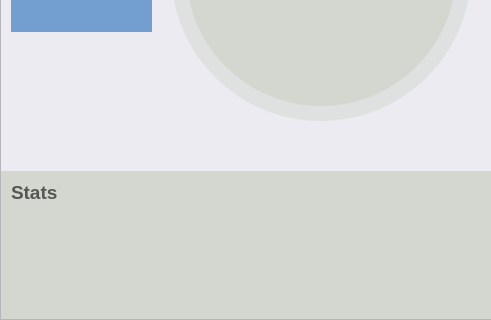
Before: the Qt Designer form ui_fifo_simulator/fifo_simulator.ui in hadtrindade/fifo-simulator, drawn with Qt 5; both pictures show x 0 to 491 and y 280 to 600 of the 800 by 600 pixel window.
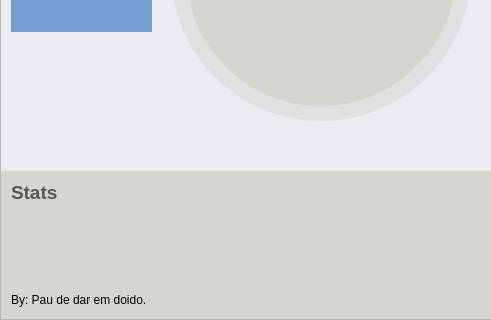
After: the same form once the commit is applied. Icons and pictures are not drawn.

Commit message: funções integradas na GUI. close #5

Diff of the .ui file:
```diff
--- a/ui_fifo_simulator/fifo_simulator.ui
+++ b/ui_fifo_simulator/fifo_simulator.ui
@@ -477,6 +477,19 @@
          <string>&lt;html&gt;&lt;head/&gt;&lt;body&gt;&lt;p&gt;&lt;span style=&quot; font-size:14pt; font-weight:600; color:#555753;&quot;&gt;Stats&lt;/span&gt;&lt;/p&gt;&lt;/body&gt;&lt;/html&gt;</string>
         </property>
        </widget>
+       <widget class="QLabel" name="label">
+        <property name="geometry">
+         <rect>
+          <x>10</x>
+          <y>120</y>
+          <width>331</width>
+          <height>17</height>
+         </rect>
+        </property>
+        <property name="text">
+         <string>By: Pau de dar em doido.</string>
+        </property>
+       </widget>
       </widget>
      </item>
     </layout>
```
Left out of the diff: 2 changed lines with no effect on the pictures. The commit also changes 6 other files.
